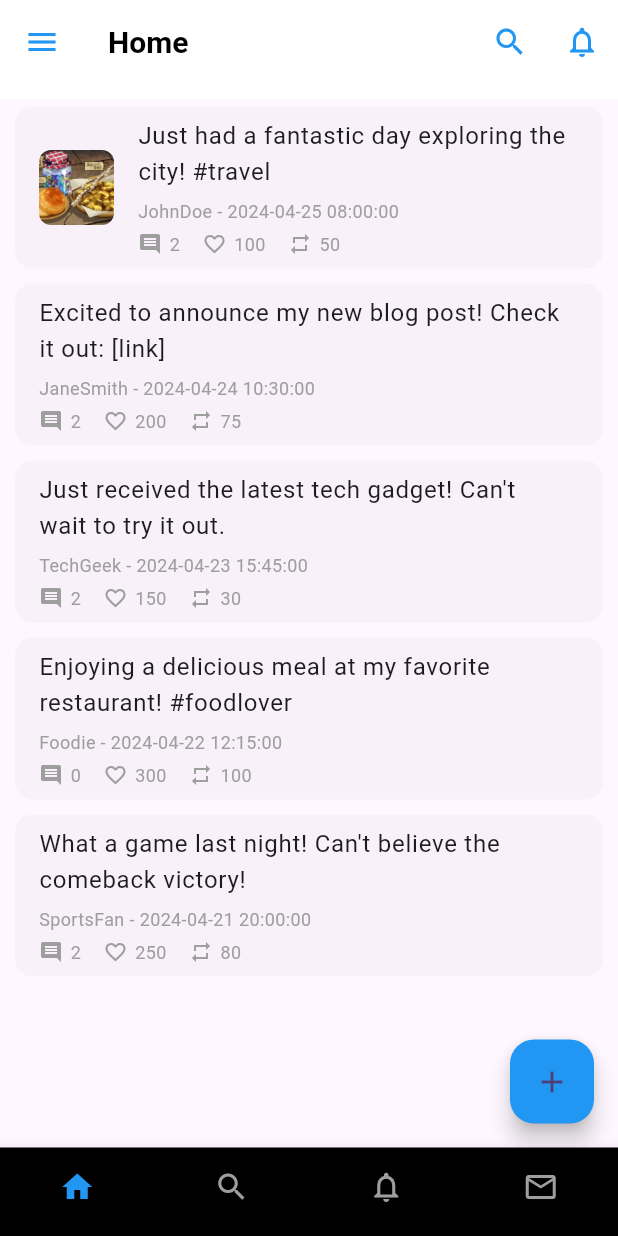
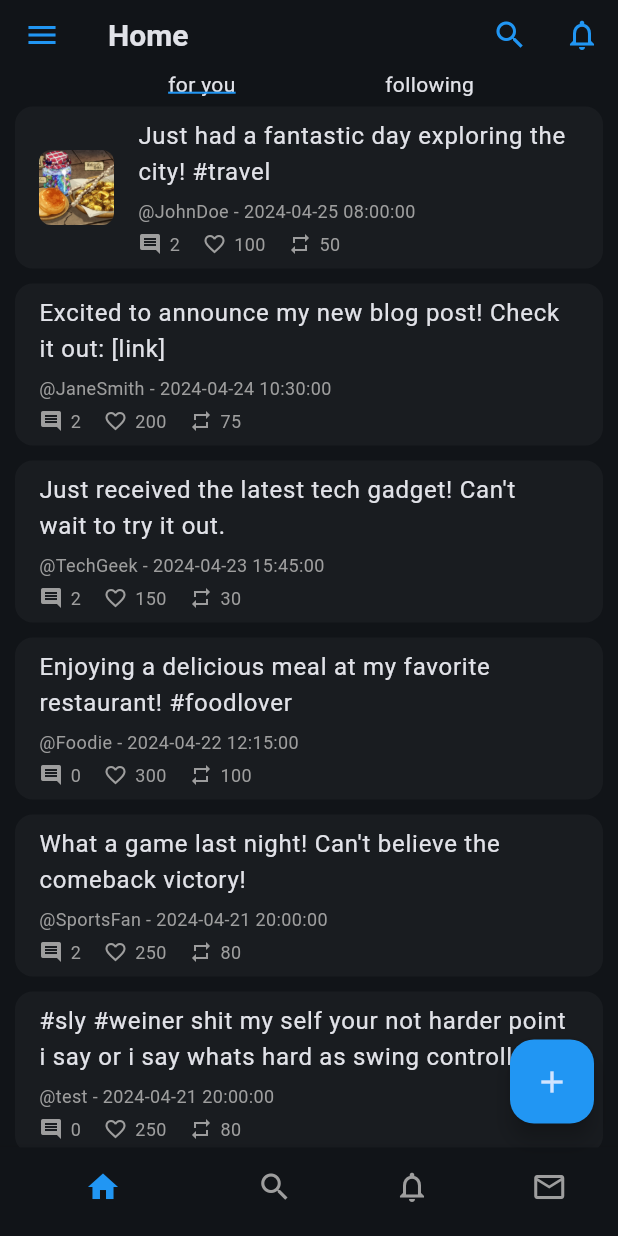
Before and after one commit to Zovtan/UTS-UAS_sem4, a Flutter app: the MainPage screen opened directly with empty values, on a phone screen of 412 x 824 dp. Run offline on Flutter 3.47's test engine with Material 3 defaults, Android fonts, the phone set to English and light mode, and no system bars; our stand-ins replace flutter_profile_picture.

Commit message:
theme adjustment, post tweet revamp, and appbar responsiveness

```diff
--- a/lib/class/tweets.dart
+++ b/lib/class/tweets.dart
@@ -26,8 +26,8 @@ class TweetData {
   List<Tweet> tweets = [
     Tweet(
       id: 1,
-      username: "JohnDoe",
-      displayName: "@johndoe",
+      username: "@JohnDoe",
+      displayName: "johndoe",
       tweet: "Just had a fantastic day exploring the city! #travel",
       image: "assets/images/image1.jpg",
       timestamp: "2024-04-25T08:00:00Z",
@@ -36,8 +36,8 @@ class TweetData {
     ),
     Tweet(
       id: 2,
-      username: "JaneSmith",
-      displayName: "@janesmith",
+      username: "@JaneSmith",
+      displayName: "janesmith",
       tweet: "Excited to announce my new blog post! Check it out: [link]",
       image: "none",
       timestamp: "2024-04-24T10:30:00Z",
@@ -46,8 +46,8 @@ class TweetData {
     ),
     Tweet(
       id: 3,
-      username: "TechGeek",
-      displayName: "@techgeek",
+      username: "@TechGeek",
+      displayName: "techgeek",
       tweet: "Just received the latest tech gadget! Can't wait to try it out.",
       image: "none",
       timestamp: "2024-04-23T15:45:00Z",
@@ -56,7 +56,7 @@ class TweetData {
     ),
     Tweet(
       id: 4,
-      username: "Foodie",
+      username: "@Foodie",
       displayName: "@foodie",
       tweet: "Enjoying a delicious meal at my favorite restaurant! #foodlover",
       image: "none",
@@ -66,9 +66,59 @@ class TweetData {
     ),
     Tweet(
       id: 5,
-      username: "SportsFan",
-      displayName: "@sportsfan",
+      username: "@SportsFan",
+      displayName: "sportsfan",
       tweet: "What a game last night! Can't believe the comeback victory!",
+      image: "none",
+      timestamp: "2024-04-21T20:00:00Z",
+      likes: 250,
+      retweets: 80,
+    ),
+        Tweet(
+      id: 6,
+      username: "@test",
+      displayName: "sbambino",
+      tweet: "#sly #weiner shit my self your not harder point i say or i say whats hard as swing controll",
+      image: "none",
+      timestamp: "2024-04-21T20:00:00Z",
+      likes: 250,
+      retweets: 80,
+    ),
+            Tweet(
+      id: 6,
+      username: "@test",
+      displayName: "sbambino",
+      tweet: "#sly #weiner shit my self your not harder point i say or i say whats hard as swing controll",
+      image: "none",
+      timestamp: "2024-04-21T20:00:00Z",
+      likes: 250,
+      retweets: 80,
+    ),
+            Tweet(
+      id: 6,
+      username: "@test",
+      displayName: "sbambino",
+      tweet: "#sly #weiner shit my self your not harder point i say or i say whats hard as swing controll",
+      image: "none",
+      timestamp: "2024-04-21T20:00:00Z",
+      likes: 250,
+      retweets: 80,
+    ),
+            Tweet(
+      id: 6,
+      username: "@test",
+      displayName: "sbambino",
+      tweet: "#sly #weiner shit my self your not harder point i say or i say whats hard as swing controll",
+      image: "none",
+      timestamp: "2024-04-21T20:00:00Z",
+      likes: 250,
+      retweets: 80,
+    ),
+            Tweet(
+      id: 6,
+      username: "@test",
+      displayName: "sbambino",
+      tweet: "#sly #weiner shit my self your not harder point i say or i say whats hard as swing controll",
       image: "none",
       timestamp: "2024-04-21T20:00:00Z",
       likes: 250,
--- a/lib/main.dart
+++ b/lib/main.dart
@@ -29,7 +29,9 @@ class MyApp extends StatelessWidget {
         //
         // This works for code too, not just values: Most code changes can be
         // tested with just a hot reload.
-        colorScheme: ColorScheme.fromSeed(seedColor: Colors.deepPurple),
+        colorScheme: ColorScheme.fromSeed(seedColor: Colors.blue, brightness: Brightness.dark,),
+
+
         useMaterial3: true,
       ),
       home: const Login(),
--- a/lib/twitter/login.dart
+++ b/lib/twitter/login.dart
@@ -39,7 +39,6 @@ class _LoginState extends State<Login> {
             keyboardType: TextInputType.text,
             controller: identifierController,
             decoration: const InputDecoration(
-              border: OutlineInputBorder(),
               labelText: "Phone Number, Username, or Email",
             ),
           ),
@@ -53,8 +52,7 @@ class _LoginState extends State<Login> {
               hintText: 'Enter your password',
               suffixIcon: IconButton(
                 icon: Icon(
-                  passwordVisible ? Icons.visibility : Icons.visibility_off,
-                  color: Theme.of(context).primaryColorDark,
+                  passwordVisible ? Icons.visibility : Icons.visibility_off
                 ),
                 onPressed: () {
                   setState(() {
--- a/lib/twitter/main_page.dart
+++ b/lib/twitter/main_page.dart
@@ -5,7 +5,7 @@ import 'package:twitter/class/tweets.dart';
 import 'package:twitter/twitter/comment_page.dart';
 import 'package:twitter/widget/twt_app_bar.dart';
 import 'package:twitter/widget/twt_bottom_bar.dart';
-import 'package:twitter/widget/popup.dart';
+import 'package:twitter/widget/post_tweet.dart';
 
 class MainPage extends StatefulWidget {
   /* final int userId; */
@@ -56,11 +56,15 @@ class _MainPageState extends State<MainPage> {
     print(widget.currDisplayName);
 
     return Scaffold(
-      appBar: TwitterAppBar(),
-      bottomNavigationBar: TwitterBottomBar(),
-      body: ListView.builder(
-        itemCount: tweetData.tweets.length,
-        itemBuilder: (BuildContext context, int index) {
+    bottomNavigationBar:TwitterBottomBar(),
+      body: CustomScrollView(
+        slivers: [
+          //appbar
+          TwitterAppBar(), // Here's where you integrate the TwitterAppBar
+          //Main content, ganti listbuilder dengan sliverlist supaya bisa pakai appbar yg responsive
+          SliverList(
+            delegate: SliverChildBuilderDelegate(
+              (BuildContext context, int index) {
                 Tweet tweet = tweetData.tweets[index];
                 DateTime parsedTimestamp = DateTime.parse(tweet.timestamp);
                 String formattedTimestamp =
@@ -105,21 +109,25 @@ class _MainPageState extends State<MainPage> {
                             SizedBox(width: 5),
                             Text(
                               '${tweet.commentCount}',
-                        style: TextStyle(color: Colors.grey, fontSize: 12),
+                              style:
+                                  TextStyle(color: Colors.grey, fontSize: 12),
                             ),
                             SizedBox(width: 15),
-                      Icon(Icons.favorite_border, size: 16, color: Colors.grey),
+                            Icon(Icons.favorite_border,
+                                size: 16, color: Colors.grey),
                             SizedBox(width: 5),
                             Text(
                               '${tweet.likes}',
-                        style: TextStyle(color: Colors.grey, fontSize: 12),
+                              style:
+                                  TextStyle(color: Colors.grey, fontSize: 12),
                             ),
                             SizedBox(width: 15),
                             Icon(Icons.repeat, size: 16, color: Colors.grey),
                             SizedBox(width: 5),
                             Text(
                               '${tweet.retweets}',
-                        style: TextStyle(color: Colors.grey, fontSize: 12),
+                              style:
+                                  TextStyle(color: Colors.grey, fontSize: 12),
                             ),
                           ],
                         ),
@@ -139,13 +147,19 @@ class _MainPageState extends State<MainPage> {
                   ),
                 );
               },
+              childCount: tweetData.tweets.length,
             ),
+          ),
+        ],
+      ),
+      //FAB
       floatingActionButton: FloatingActionButton(
         onPressed: () {
           showDialog(
             context: context,
             builder: (BuildContext context) {
-              return AddTweetPopup(
+              //panggil widget post lalu masukkan tweet di post lalu kirim tweet balik ke mainpage terus update class tweet
+              return AddTweetPage(
                 onTweetAdded: (newTweet) {
                   setState(() {
                     tweetData.addTweet(Tweet(
@@ -161,6 +175,7 @@ class _MainPageState extends State<MainPage> {
                     ));
                   });
                 },
+                currDisplayName: widget.currDisplayName,
               );
             },
           );
--- a/lib/widget/twt_app_bar.dart
+++ b/lib/widget/twt_app_bar.dart
@@ -1,18 +1,13 @@
 import 'package:flutter/material.dart';
 
-class TwitterAppBar extends StatelessWidget implements PreferredSizeWidget {
-  @override
-  Size get preferredSize => Size.fromHeight(kToolbarHeight + 10);
-
+class TwitterAppBar extends StatelessWidget {
   @override
   Widget build(BuildContext context) {
-    return AppBar(
-        backgroundColor: Colors.white,
+    return SliverAppBar(
       elevation: 0,
       title: Text(
         'Home',
         style: TextStyle(
-            color: Colors.black,
           fontWeight: FontWeight.bold,
           fontSize: 20,
         ),
@@ -35,6 +30,33 @@ class TwitterAppBar extends StatelessWidget implements PreferredSizeWidget {
             Icons.notifications_none,
             color: Colors.blue,
           ),
-          )]);
+        ),
+      ],
+      floating: true,
+      snap: true,
+      bottom: PreferredSize(
+        preferredSize: Size.fromHeight(10.0),
+        child: Container(
+          alignment: Alignment.centerLeft,
+          margin: EdgeInsets.only(left: 16.0),
+          child: Row(
+            mainAxisAlignment: MainAxisAlignment.spaceEvenly,
+            children: [
+              Text(
+                'for you ',
+                style: TextStyle(
+                  decoration: TextDecoration.underline,
+                  decorationColor: Colors.blue,
+                  decorationThickness: 2.0,
+                ),
+              ),
+              Text(
+                'following',
+              ),
+            ],
+          ),
+        ),
+      ),
+    );
   }
 }
--- a/lib/widget/twt_bottom_bar.dart
+++ b/lib/widget/twt_bottom_bar.dart
@@ -4,8 +4,7 @@ class TwitterBottomBar extends StatelessWidget {
   @override
   Widget build(BuildContext context) {
     return BottomNavigationBar(
-      type: BottomNavigationBarType.fixed, //harus pakai ini kalo mau ganti warna
-      backgroundColor: Colors.black,
+
       selectedItemColor: Colors.blue,
       unselectedItemColor: Colors.grey,
       showSelectedLabels: false,
--- a/pubspec.yaml
+++ b/pubspec.yaml
@@ -32,6 +32,7 @@ dependencies:
     sdk: flutter
   intl: ^0.19.0
   path_provider: ^2.1.3
+  flutter_profile_picture: ^2.0.0
 
 
   # The following adds the Cupertino Icons font to your application.
```
Also changed, not shown: assets/json/profiles.json (deleted, +0 -25 lines), assets/json/tweets.json (deleted, +0 -52 lines), lib/widget/popup.dart (deleted, +0 -37 lines), lib/widget/post_tweet.dart (added, +65 -0 lines), pubspec.lock, 1 other file. Lines whose indentation alone changed are shown as unchanged.
